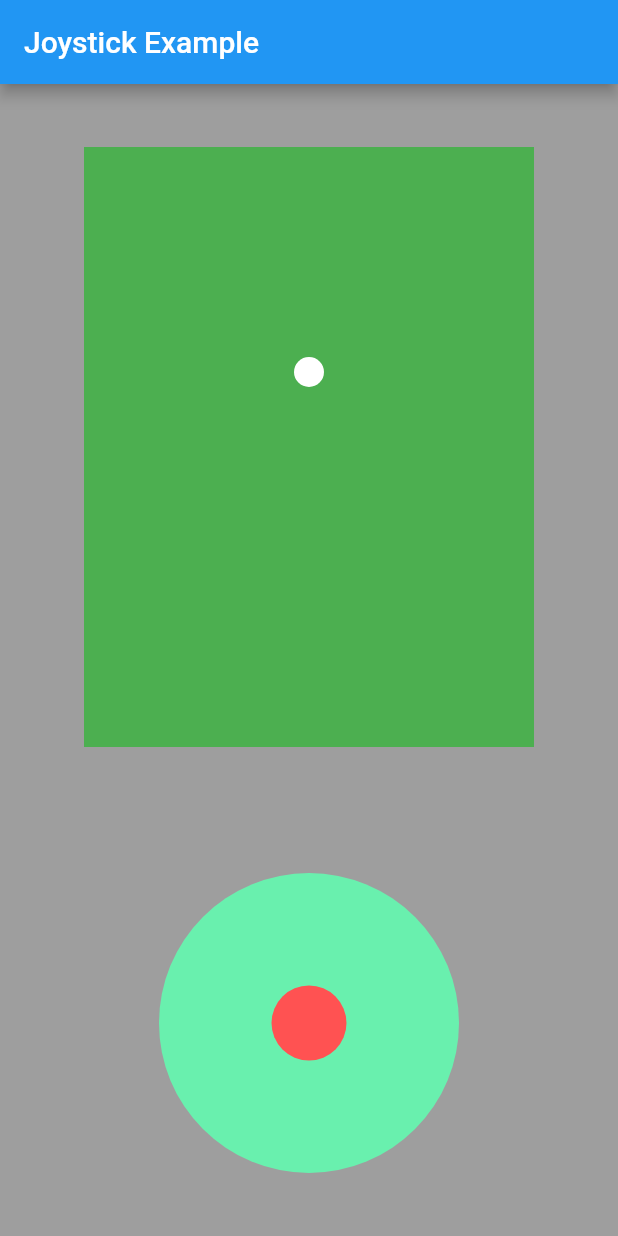
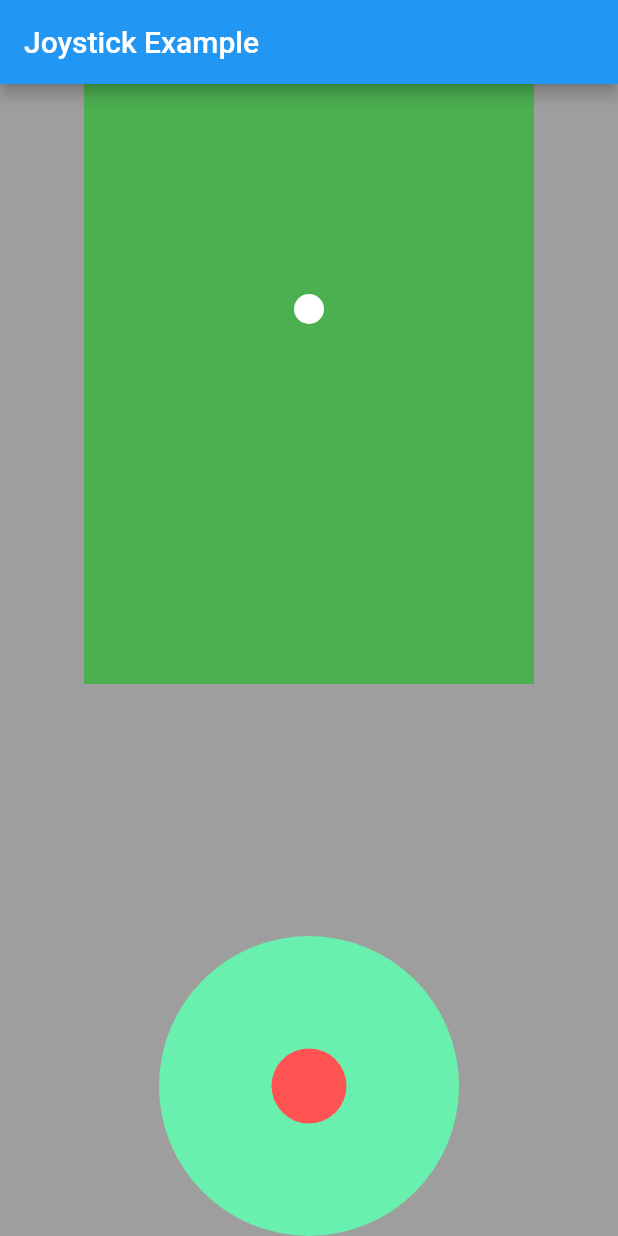
Before and after one commit to pavelzaichyk/flutter_joystick, a Flutter app: the screen it shows after launch, on a phone screen of 412 x 824 dp. Run offline on Flutter 3.47's test engine with Material 2 defaults, Android fonts, the phone set to English and light mode, and no system bars.

Commit message:
Added joystick area widget

```diff
--- /dev/null
+++ b/analysis_options.yaml
@@ -0,0 +1 @@
+include: package:lint/analysis_options_package.yaml
--- a/example/lib/main.dart
+++ b/example/lib/main.dart
@@ -24,13 +24,27 @@ class _JoystickExampleAppState extends State<JoystickExampleApp> {
         appBar: AppBar(
           title: Text('Joystick Example'),
         ),
-        body: GestureDetector(
-          onPanStart: (details) => print('container'),
-          child: Container(
-            width: double.infinity,
-            color: Colors.grey,
+        body: Container(
+          width: double.infinity,
+          color: Colors.grey,
+          child: JoystickArea(
+            onStickUpdate: (details) {
+              print(details.offset);
+              var newX = x + step * details.offset.dx;
+              var newY = y + step * details.offset.dy;
+              newX = newX < 0
+                  ? 0
+                  : (newX > fieldWidth - 20 ? fieldWidth - 20 : newX);
+              newY = newY < 0
+                  ? 0
+                  : (newY > fieldHeight - 20 ? fieldHeight - 20 : newY);
+              setState(() {
+                x = newX;
+                y = newY;
+              });
+            },
             child: Column(
-              mainAxisAlignment: MainAxisAlignment.spaceAround,
+              // mainAxisAlignment: MainAxisAlignment.spaceAround,
               children: [
                 Stack(
                   alignment: Alignment.center,
@@ -54,21 +68,21 @@ class _JoystickExampleAppState extends State<JoystickExampleApp> {
                     ),
                   ],
                 ),
-                Joystick(onStickUpdate: (details) {
-                  print(details.offset);
-                  var newX = x + step * details.offset.dx;
-                  var newY = y + step * details.offset.dy;
-                  newX = newX < 0
-                      ? 0
-                      : (newX > fieldWidth - 20 ? fieldWidth - 20 : newX);
-                  newY = newY < 0
-                      ? 0
-                      : (newY > fieldHeight - 20 ? fieldHeight - 20 : newY);
-                  setState(() {
-                    x = newX;
-                    y = newY;
-                  });
-                }),
+                // Joystick(onStickUpdate: (details) {
+                //   print(details.offset);
+                //   var newX = x + step * details.offset.dx;
+                //   var newY = y + step * details.offset.dy;
+                //   newX = newX < 0
+                //       ? 0
+                //       : (newX > fieldWidth - 20 ? fieldWidth - 20 : newX);
+                //   newY = newY < 0
+                //       ? 0
+                //       : (newY > fieldHeight - 20 ? fieldHeight - 20 : newY);
+                //   setState(() {
+                //     x = newX;
+                //     y = newY;
+                //   });
+                // }),
               ],
             ),
           ),
--- a/lib/joystick.dart
+++ b/lib/joystick.dart
@@ -1,3 +1,4 @@
 library joystick;
 
 export 'src/joystick.dart';
+export 'src/joystick_area.dart';
--- a/lib/src/joystick.dart
+++ b/lib/src/joystick.dart
@@ -1,6 +1,8 @@
 import 'dart:async';
 
 import 'package:flutter/material.dart';
+
+import './joystick_controller.dart';
 
 class Joystick extends StatefulWidget {
   /// Calling with [period] frequency when the stick is dragged.
@@ -15,81 +17,93 @@ class Joystick extends StatefulWidget {
   /// Widget that renders joystick stick, it places in the center of [base] widget.
   final Widget stick;
 
-  Joystick({
+  final JoystickController? controller;
+
+  const Joystick({
+    Key? key,
     required this.onStickUpdate,
     this.period = const Duration(milliseconds: 100),
     this.base = const Base(),
     this.stick = const Stick(),
-  });
+    this.controller,
+  }) : super(key: key);
 
   @override
   _JoystickState createState() => _JoystickState();
 }
 
 class _JoystickState extends State<Joystick> {
-  GlobalKey _baseKey = GlobalKey();
-  GlobalKey _stickKey = GlobalKey();
+  final GlobalKey _baseKey = GlobalKey();
 
   Offset _stickOffset = Offset.zero;
   Timer? _callbackTimer;
+  Offset _start = Offset.zero;
+
+  @override
+  void initState() {
+    super.initState();
+    widget.controller?.onStickDragStart =
+        (globalPosition) => _stickDragStart(globalPosition);
+    widget.controller?.onStickDragUpdate =
+        (globalPosition) => _stickDragUpdate(globalPosition);
+    widget.controller?.onStickDragEnd = () => _stickDragEnd();
+  }
 
   @override
   Widget build(BuildContext context) {
-    return Container(
-      child: Stack(
-        alignment: Alignment(_stickOffset.dx, _stickOffset.dy),
-        children: [
-          Container(
-            key: _baseKey,
-            child: widget.base,
-          ),
-          GestureDetector(
-            onPanStart: (details) {
-              _onStickUpdate(details.localPosition);
-              _runCallback();
-            },
-            onPanUpdate: (details) => _onStickUpdate(details.localPosition),
-            onPanEnd: (details) {
-              setState(() {
-                _stickOffset = Offset.zero;
-              });
-
-              _callbackTimer?.cancel();
-            },
-            child: Container(
-              key: _stickKey,
-              child: widget.stick,
-            ),
-          ),
-        ],
-      ),
+    return Stack(
+      alignment: Alignment(_stickOffset.dx, _stickOffset.dy),
+      children: [
+        Container(
+          key: _baseKey,
+          child: widget.base,
+        ),
+        GestureDetector(
+          onPanStart: (details) => _stickDragStart(details.globalPosition),
+          onPanUpdate: (details) => _stickDragUpdate(details.globalPosition),
+          onPanEnd: (details) => _stickDragEnd(),
+          child: widget.stick,
+        ),
+      ],
     );
   }
 
-  void _onStickUpdate(Offset offset) {
+  void _stickDragStart(Offset globalPosition) {
+    _runCallback();
+    _start = globalPosition;
+  }
+
+  void _stickDragUpdate(Offset globalPosition) {
     final baseRenderBox =
-        _baseKey.currentContext!.findRenderObject() as RenderBox;
-    final stickRenderBox =
-        _stickKey.currentContext!.findRenderObject() as RenderBox;
+        _baseKey.currentContext!.findRenderObject()! as RenderBox;
 
-    var x = (offset.dx - stickRenderBox.size.width / 2) /
-        (baseRenderBox.size.width / 2);
-    if (x > 1) {
-      x = 1;
-    } else if (x < -1) {
-      x = -1;
-    }
-    var y = (offset.dy - stickRenderBox.size.height / 2) /
-        (baseRenderBox.size.height / 2);
-    if (y > 1) {
-      y = 1;
-    } else if (y < -1) {
-      y = -1;
-    }
+    final x = _normalizeOffset(
+        (globalPosition.dx - _start.dx) / (baseRenderBox.size.width / 2));
+    final y = _normalizeOffset(
+        (globalPosition.dy - _start.dy) / (baseRenderBox.size.height / 2));
 
     setState(() {
       _stickOffset = Offset(x, y);
     });
+  }
+
+  double _normalizeOffset(double point) {
+    if (point > 1) {
+      return 1;
+    }
+    if (point < -1) {
+      return -1;
+    }
+    return point;
+  }
+
+  void _stickDragEnd() {
+    setState(() {
+      _stickOffset = Offset.zero;
+    });
+
+    _callbackTimer?.cancel();
+    _start = Offset.zero;
   }
 
   void _runCallback() {
@@ -106,13 +120,13 @@ class _JoystickState extends State<Joystick> {
 }
 
 class Base extends StatelessWidget {
-  const Base();
+  const Base({Key? key}) : super(key: key);
   @override
   Widget build(BuildContext context) {
     return Container(
       width: 200,
       height: 200,
-      decoration: BoxDecoration(
+      decoration: const BoxDecoration(
         color: Colors.greenAccent,
         shape: BoxShape.circle,
       ),
@@ -121,13 +135,13 @@ class Base extends StatelessWidget {
 }
 
 class Stick extends StatelessWidget {
-  const Stick();
+  const Stick({Key? key}) : super(key: key);
   @override
   Widget build(BuildContext context) {
     return Container(
       width: 50,
       height: 50,
-      decoration: BoxDecoration(
+      decoration: const BoxDecoration(
         color: Colors.redAccent,
         shape: BoxShape.circle,
       ),
--- /dev/null
+++ b/lib/src/joystick_area.dart
@@ -0,0 +1,86 @@
+import 'package:flutter/material.dart';
+
+import './joystick.dart';
+import './joystick_controller.dart';
+
+class JoystickArea extends StatefulWidget {
+  final Widget? child;
+  final StickDragCallback onStickUpdate;
+  final Alignment initialJoystickAlignment;
+
+  const JoystickArea({
+    Key? key,
+    required this.onStickUpdate,
+    this.child,
+    this.initialJoystickAlignment = Alignment.bottomCenter,
+  }) : super(key: key);
+
+  @override
+  _JoystickAreaState createState() => _JoystickAreaState();
+}
+
+class _JoystickAreaState extends State<JoystickArea> {
+  final _areaKey = GlobalKey();
+  final _joystickKey = GlobalKey();
+  final _controller = JoystickController();
+  late Alignment _joystickAlignment;
+
+  @override
+  void didChangeDependencies() {
+    _joystickAlignment = widget.initialJoystickAlignment;
+    super.didChangeDependencies();
+  }
+
+  @override
+  Widget build(BuildContext context) {
+    return GestureDetector(
+      key: _areaKey,
+      onPanStart: (details) {
+        final localPosition = details.localPosition;
+        final joystickSize = _joystickKey.currentContext!.size!;
+
+        final areaBox =
+            _areaKey.currentContext!.findRenderObject()! as RenderBox;
+
+        final halfWidth = areaBox.size.width / 2;
+        final halfHeight = areaBox.size.height / 2;
+
+        final xAlignment = (localPosition.dx - halfWidth) /
+            (halfWidth - joystickSize.width / 2);
+        final yAlignment = (localPosition.dy - halfHeight) /
+            (halfHeight - joystickSize.height / 2);
+
+        setState(() {
+          _joystickAlignment = Alignment(xAlignment, yAlignment);
+        });
+        _controller.start(details.globalPosition);
+      },
+      onPanUpdate: (details) => _controller.update(details.globalPosition),
+      onPanEnd: (details) {
+        setState(() {
+          _joystickAlignment = widget.initialJoystickAlignment;
+        });
+
+        _controller.end();
+      },
+      child: Container(
+        width: double.infinity,
+        height: double.infinity,
+        color: Colors.transparent,
+        child: Stack(
+          children: [
+            if (widget.child != null) Align(child: widget.child),
+            Align(
+              alignment: _joystickAlignment,
+              child: Joystick(
+                key: _joystickKey,
+                controller: _controller,
+                onStickUpdate: widget.onStickUpdate,
+              ),
+            ),
+          ],
+        ),
+      ),
+    );
+  }
+}
--- a/pubspec.yaml
+++ b/pubspec.yaml
@@ -14,5 +14,6 @@ dependencies:
 dev_dependencies:
   flutter_test:
     sdk: flutter
+  lint: ^1.5.3
 
 flutter:
```
Also changed, not shown: lib/src/joystick_controller.dart (added, +19 -0 lines), pubspec.lock.
